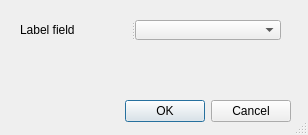
Before: the Qt Designer form EasyCustomLabeling/ui_EasyCustomLabeling.ui in patricev/EasyCustomLabeling, drawn with Qt 5.
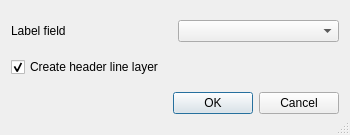
After: the same form once the commit is applied.

Commit message: near final release

What changed in the file:
```diff
--- a/EasyCustomLabeling/ui_EasyCustomLabeling.ui
+++ b/EasyCustomLabeling/ui_EasyCustomLabeling.ui
@@ -6,7 +6,7 @@
    <rect>
     <x>0</x>
     <y>0</y>
-    <width>308</width>
+    <width>350</width>
     <height>135</height>
    </rect>
   </property>
@@ -40,31 +40,8 @@
   <property name="modal">
    <bool>true</bool>
   </property>
-  <widget class="QDialogButtonBox" name="buttonBox">
-   <property name="geometry">
-    <rect>
-     <x>100</x>
-     <y>100</y>
-     <width>191</width>
-     <height>23</height>
-    </rect>
-   </property>
-   <property name="standardButtons">
-    <set>QDialogButtonBox::Cancel|QDialogButtonBox::Ok</set>
-   </property>
-  </widget>
-  <widget class="QSplitter" name="splitter">
-   <property name="geometry">
-    <rect>
-     <x>20</x>
-     <y>20</y>
-     <width>261</width>
-     <height>20</height>
-    </rect>
-   </property>
-   <property name="orientation">
-    <enum>Qt::Horizontal</enum>
-   </property>
+  <layout class="QGridLayout" name="gridLayout">
+   <item row="0" column="0">
    <widget class="QLabel" name="label">
     <property name="locale">
      <locale language="English" country="UnitedStates"/>
@@ -73,8 +50,28 @@
      <string>Label field</string>
     </property>
    </widget>
+   </item>
+   <item row="0" column="1">
    <widget class="QComboBox" name="labelfield"/>
-  </widget>
+   </item>
+   <item row="1" column="0" colspan="2">
+    <widget class="QCheckBox" name="checkBox_hllayer">
+     <property name="text">
+      <string>Create header line layer</string>
+     </property>
+     <property name="checked">
+      <bool>true</bool>
+     </property>
+    </widget>
+   </item>
+   <item row="2" column="0" colspan="2">
+    <widget class="QDialogButtonBox" name="buttonBox">
+     <property name="standardButtons">
+      <set>QDialogButtonBox::Cancel|QDialogButtonBox::Ok</set>
+     </property>
+    </widget>
+   </item>
+  </layout>
  </widget>
  <resources/>
  <connections>
```
Lines whose indentation alone changed are shown as unchanged. The commit also changes 2 other files.
